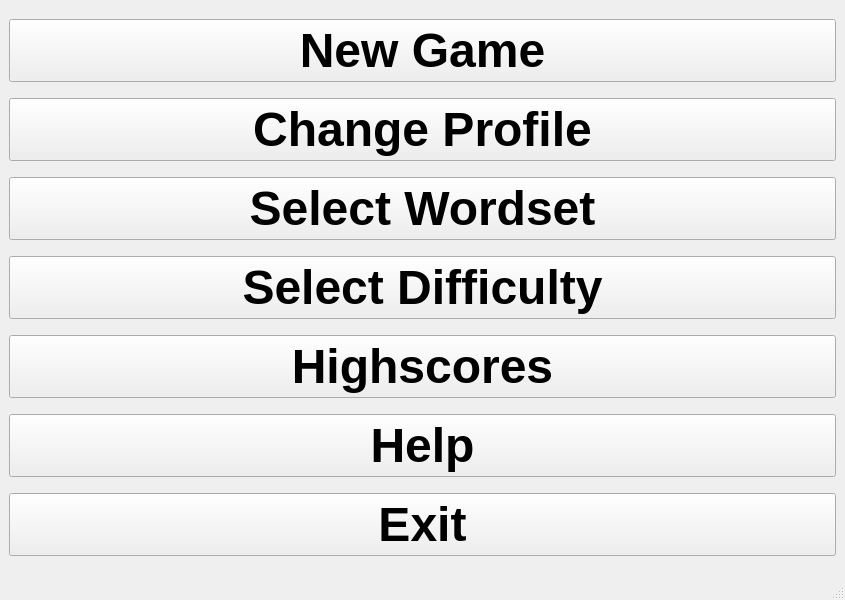
First picture: the form in startWindow.ui, repository hoodakaushal/nss-sic-intern, before the edit.
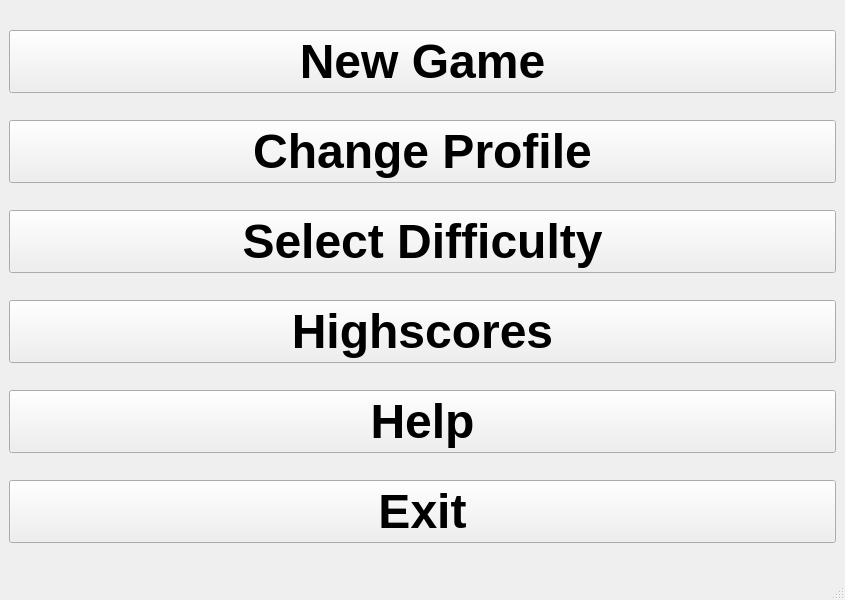
Second picture: the form after the edit.

What changed in the file:
```diff
--- a/startWindow.ui
+++ b/startWindow.ui
@@ -49,20 +49,6 @@
         </property>
        </widget>
       </item>
-      <item>
-       <widget class="QPushButton" name="wordsetButton">
-        <property name="font">
-         <font>
-          <pointsize>36</pointsize>
-          <weight>75</weight>
-          <bold>true</bold>
-         </font>
-        </property>
-        <property name="text">
-         <string>Select Wordset</string>
-        </property>
-       </widget>
-      </item>
       <item>
        <widget class="QPushButton" name="difficultyButton">
         <property name="font">
```
Left out of the diff: 1 changed line with no effect on the pictures.
